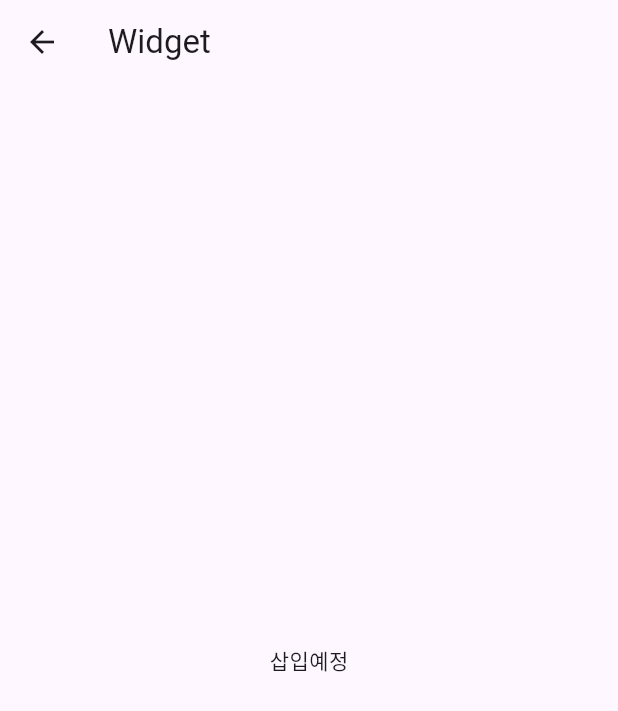
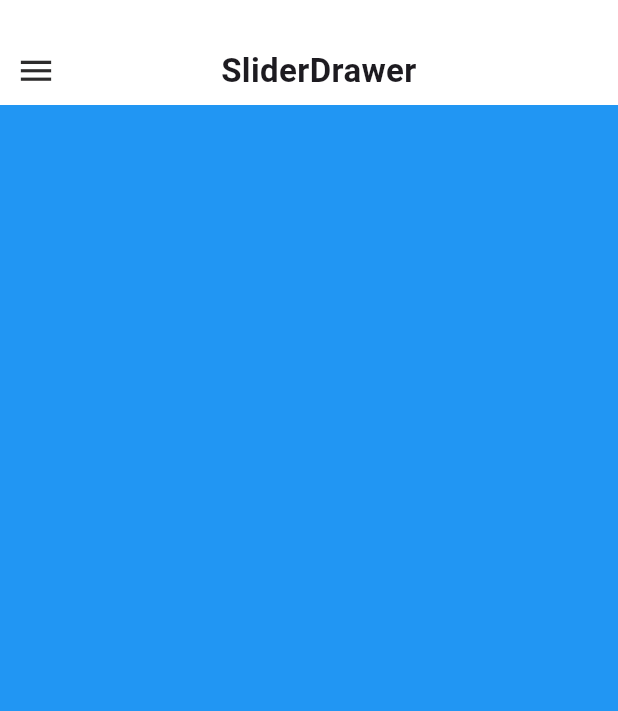
Before and after one commit to junselee42/flutter_study, a Flutter app: the TwentySevenPage screen opened by its route, on a phone screen of 412 x 824 dp. Shown: the top 711 px of the screen. Run offline on Flutter 3.47's test engine with Material 2 defaults, Android fonts, the phone set to English and light mode, and no system bars; drawn by our look-alikes of flutter_slider_drawer; our stand-ins replace dio, skeletons.

Commit message:
update: updated ex26 - SliderDrawer 적용하기

```diff
--- a/lib/main.dart
+++ b/lib/main.dart
@@ -46,8 +46,8 @@ class _MyHomePageState extends State<MyHomePage> {
           Card(
             child: ListTile(
               leading: const FlutterLogo(),
-              title: const Text('Day27_제목'),
-              subtitle: const Text('Day26_설명'),
+              title: const Text('Day27_SliderDrawer'),
+              subtitle: const Text('Day26_SliderDrawer 적용하기'),
               hoverColor: Colors.purple,
               onTap: () {
                 Navigator.of(context).pushNamed('/twentyseventh');
--- a/lib/router/pages/twentyseven.dart
+++ b/lib/router/pages/twentyseven.dart
@@ -1,4 +1,5 @@
 import 'package:flutter/material.dart';
+import 'package:flutter_slider_drawer/flutter_slider_drawer.dart';
 
 class TwentySevenPage extends StatefulWidget {
   const TwentySevenPage({super.key});
@@ -8,15 +9,24 @@ class TwentySevenPage extends StatefulWidget {
 }
 
 class _TwentySevenPageState extends State<TwentySevenPage> {
+  GlobalKey<SliderDrawerState> _key = GlobalKey<SliderDrawerState>();
+
   @override
   Widget build(BuildContext context) {
     return Scaffold(
-      appBar: AppBar(
-        title: Text(widget.toString()),
+        body: SafeArea(
+      child: SliderDrawer(
+        key: _key,
+        appBar: SliderAppBar(
+          appBarColor: Colors.white,
+          title: Text(
+            'SliderDrawer',
+            style: const TextStyle(fontSize: 22, fontWeight: FontWeight.w700),
+          ),
+        ),
+        slider: Container(color: Colors.red),
+        child: Container(color: Colors.blue),
       ),
-      body: Center(
-        child: Text("삽입예정"),
-      ),
-    );
+    ));
   }
 }
--- a/pubspec.yaml
+++ b/pubspec.yaml
@@ -28,6 +28,7 @@ environment:
 # the latest version available on pub.dev. To see which dependencies have newer
 # versions available, run `flutter pub outdated`.
 dependencies:
+  flutter_slider_drawer: ^2.1.3
   flutter:
     sdk: flutter
   skeletons: ^0.0.3
```
Also changed, not shown: pubspec.lock.
